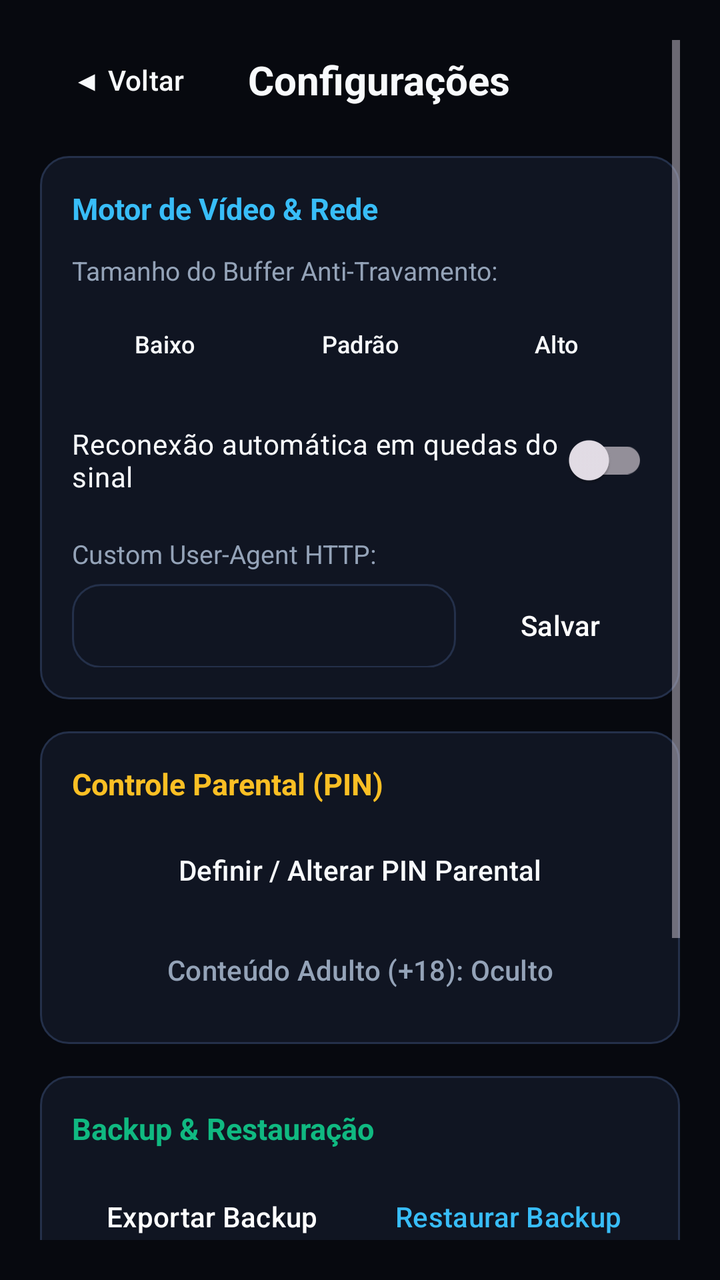
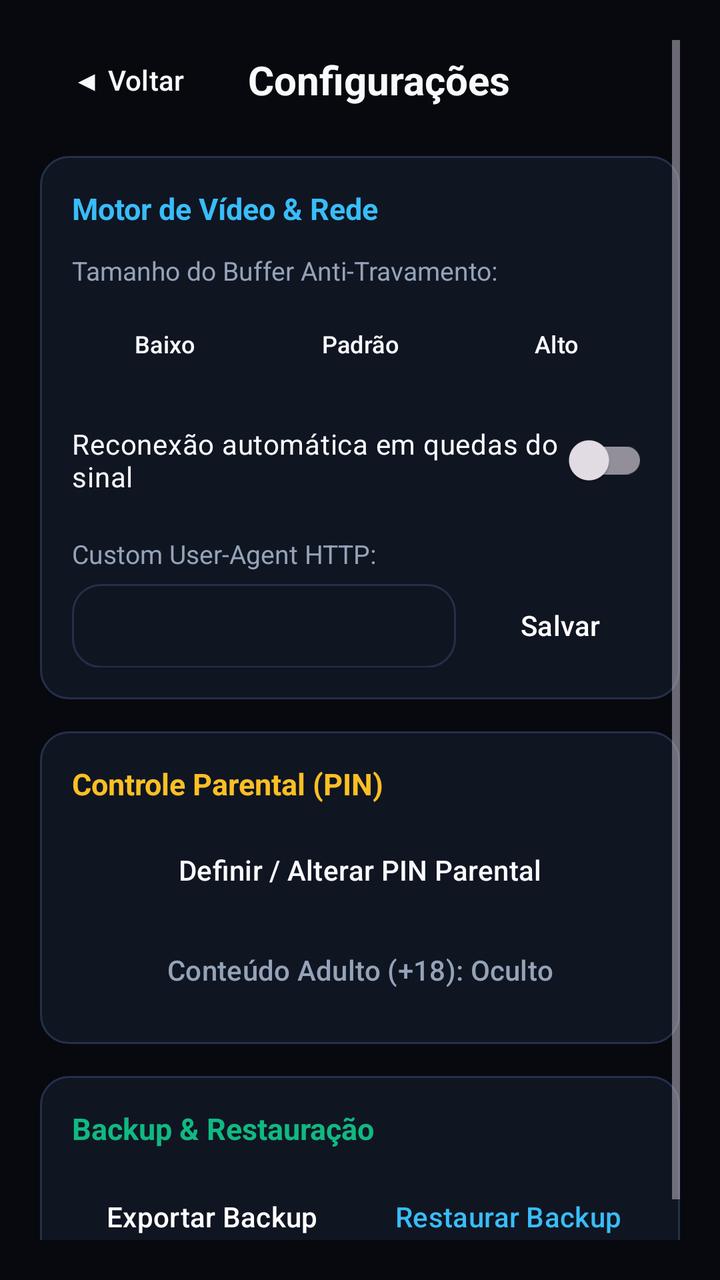

An Android layout rendered at two revisions. The XML below is the earlier revision; the diff shows what the commit changed to produce the second picture.
<!-- AndroidManifest.xml: application theme Theme.NovaTV -->
<!-- res/layout/activity_settings.xml -->
<?xml version="1.0" encoding="utf-8"?>
<ScrollView xmlns:android="http://schemas.android.com/apk/res/android"
    android:layout_width="match_parent"
    android:layout_height="match_parent"
    android:background="@color/bg_cinema"
    android:fitsSystemWindows="true"
    android:padding="20dp">

    <LinearLayout
        android:layout_width="match_parent"
        android:layout_height="wrap_content"
        android:orientation="vertical">

        
        <LinearLayout
            android:layout_width="match_parent"
            android:layout_height="wrap_content"
            android:gravity="center_vertical"
            android:orientation="horizontal"
            android:paddingBottom="18dp">

            <Button
                android:id="@+id/btn_back"
                style="@style/Widget.Material3.Button.TextButton"
                android:layout_width="wrap_content"
                android:layout_height="40dp"
                android:background="@drawable/selector_cinema_button"
                android:focusable="true"
                android:paddingHorizontal="14dp"
                android:text="◀ Voltar"
                android:textColor="@color/text_primary" />

            <TextView
                android:layout_width="wrap_content"
                android:layout_height="wrap_content"
                android:layout_marginStart="16dp"
                android:text="Configurações"
                android:textColor="@color/text_primary"
                android:textSize="20sp"
                android:textStyle="bold" />
        </LinearLayout>

        
        <LinearLayout
            android:layout_width="match_parent"
            android:layout_height="wrap_content"
            android:layout_marginBottom="16dp"
            android:background="@drawable/selector_cinema_card"
            android:orientation="vertical"
            android:padding="16dp">

            <TextView
                android:layout_width="wrap_content"
                android:layout_height="wrap_content"
                android:text="Motor de Vídeo &amp; Rede"
                android:textColor="@color/accent_cyan"
                android:textSize="15sp"
                android:textStyle="bold" />

            <TextView
                android:layout_width="wrap_content"
                android:layout_height="wrap_content"
                android:layout_marginTop="12dp"
                android:layout_marginBottom="8dp"
                android:text="Tamanho do Buffer Anti-Travamento:"
                android:textColor="@color/text_secondary"
                android:textSize="13sp" />

            <LinearLayout
                android:layout_width="match_parent"
                android:layout_height="wrap_content"
                android:orientation="horizontal">

                <Button
                    android:id="@+id/btn_buf_low"
                    style="@style/Widget.Material3.Button.TextButton"
                    android:layout_width="0dp"
                    android:layout_height="40dp"
                    android:layout_marginEnd="6dp"
                    android:layout_weight="1"
                    android:background="@drawable/selector_cinema_button"
                    android:focusable="true"
                    android:text="Baixo"
                    android:textColor="@color/text_primary"
                    android:textSize="12sp" />

                <Button
                    android:id="@+id/btn_buf_std"
                    style="@style/Widget.Material3.Button.TextButton"
                    android:layout_width="0dp"
                    android:layout_height="40dp"
                    android:layout_marginEnd="6dp"
                    android:layout_weight="1"
                    android:background="@drawable/selector_cinema_button"
                    android:focusable="true"
                    android:text="Padrão"
                    android:textColor="@color/text_primary"
                    android:textSize="12sp" />

                <Button
                    android:id="@+id/btn_buf_high"
                    style="@style/Widget.Material3.Button.TextButton"
                    android:layout_width="0dp"
                    android:layout_height="40dp"
                    android:layout_weight="1"
                    android:background="@drawable/selector_cinema_button"
                    android:focusable="true"
                    android:text="Alto"
                    android:textColor="@color/text_primary"
                    android:textSize="12sp" />
            </LinearLayout>

            <androidx.appcompat.widget.SwitchCompat
                android:id="@+id/switch_reconnect"
                android:layout_width="match_parent"
                android:layout_height="wrap_content"
                android:layout_marginTop="14dp"
                android:focusable="true"
                android:text="Reconexão automática em quedas do sinal"
                android:textColor="@color/text_primary"
                android:textSize="14sp" />

            <TextView
                android:layout_width="wrap_content"
                android:layout_height="wrap_content"
                android:layout_marginTop="14dp"
                android:layout_marginBottom="6dp"
                android:text="Custom User-Agent HTTP:"
                android:textColor="@color/text_secondary"
                android:textSize="13sp" />

            <LinearLayout
                android:layout_width="match_parent"
                android:layout_height="wrap_content"
                android:orientation="horizontal">

                <EditText
                    android:id="@+id/et_user_agent"
                    android:layout_width="0dp"
                    android:layout_height="42dp"
                    android:layout_marginEnd="8dp"
                    android:layout_weight="1"
                    android:background="@drawable/selector_cinema_card"
                    android:focusable="true"
                    android:inputType="text"
                    android:maxLines="1"
                    android:paddingHorizontal="12dp"
                    android:textColor="@color/text_primary"
                    android:textSize="13sp" />

                <Button
                    android:id="@+id/btn_save_ua"
                    style="@style/Widget.Material3.Button.TextButton"
                    android:layout_width="wrap_content"
                    android:layout_height="42dp"
                    android:background="@drawable/selector_cinema_button"
                    android:focusable="true"
                    android:paddingHorizontal="14dp"
                    android:text="Salvar"
                    android:textColor="#FFFFFF" />
            </LinearLayout>
        </LinearLayout>

        
        <LinearLayout
            android:layout_width="match_parent"
            android:layout_height="wrap_content"
            android:layout_marginBottom="16dp"
            android:background="@drawable/selector_cinema_card"
            android:orientation="vertical"
            android:padding="16dp">

            <TextView
                android:layout_width="wrap_content"
                android:layout_height="wrap_content"
                android:text="Controle Parental (PIN)"
                android:textColor="@color/accent_gold"
                android:textSize="15sp"
                android:textStyle="bold" />

            <Button
                android:id="@+id/btn_set_pin"
                style="@style/Widget.Material3.Button.TextButton"
                android:layout_width="match_parent"
                android:layout_height="42dp"
                android:layout_marginTop="12dp"
                android:background="@drawable/selector_cinema_button"
                android:focusable="true"
                android:text="Definir / Alterar PIN Parental"
                android:textColor="@color/text_primary" />

            <Button
                android:id="@+id/btn_toggle_adult"
                style="@style/Widget.Material3.Button.TextButton"
                android:layout_width="match_parent"
                android:layout_height="42dp"
                android:layout_marginTop="8dp"
                android:background="@drawable/selector_cinema_button"
                android:focusable="true"
                android:text="Conteúdo Adulto (+18): Oculto"
                android:textColor="@color/text_secondary" />
        </LinearLayout>

        
        <LinearLayout
            android:layout_width="match_parent"
            android:layout_height="wrap_content"
            android:layout_marginBottom="16dp"
            android:background="@drawable/selector_cinema_card"
            android:orientation="vertical"
            android:padding="16dp">

            <TextView
                android:layout_width="wrap_content"
                android:layout_height="wrap_content"
                android:text="Backup &amp; Restauração"
                android:textColor="@color/accent_emerald"
                android:textSize="15sp"
                android:textStyle="bold" />

            <LinearLayout
                android:layout_width="match_parent"
                android:layout_height="wrap_content"
                android:layout_marginTop="12dp"
                android:orientation="horizontal">

                <Button
                    android:id="@+id/btn_export_backup"
                    style="@style/Widget.Material3.Button.TextButton"
                    android:layout_width="0dp"
                    android:layout_height="44dp"
                    android:layout_marginEnd="8dp"
                    android:layout_weight="1"
                    android:background="@drawable/selector_cinema_button"
                    android:focusable="true"
                    android:text="Exportar Backup"
                    android:textColor="#FFFFFF" />

                <Button
                    android:id="@+id/btn_import_backup"
                    style="@style/Widget.Material3.Button.TextButton"
                    android:layout_width="0dp"
                    android:layout_height="44dp"
                    android:layout_weight="1"
                    android:background="@drawable/selector_cinema_button"
                    android:focusable="true"
                    android:text="Restaurar Backup"
                    android:textColor="@color/accent_cyan" />
            </LinearLayout>
        </LinearLayout>

        
        <LinearLayout
            android:layout_width="match_parent"
            android:layout_height="wrap_content"
            android:background="@drawable/selector_cinema_card"
            android:orientation="vertical"
            android:padding="16dp">

            <TextView
                android:layout_width="wrap_content"
                android:layout_height="wrap_content"
                android:text="📊 Painel de Controle &amp; Telemetria"
                android:textColor="@color/accent_cyan"
                android:textSize="15sp"
                android:textStyle="bold" />

            <TextView
                android:layout_width="wrap_content"
                android:layout_height="wrap_content"
                android:layout_marginTop="6dp"
                android:layout_marginBottom="8dp"
                android:text="URL do Firebase Realtime Database (para monitorar aparelhos online):"
                android:textColor="@color/text_secondary"
                android:textSize="12sp" />

            <LinearLayout
                android:layout_width="match_parent"
                android:layout_height="wrap_content"
                android:orientation="horizontal">

                <EditText
                    android:id="@+id/et_firebase_url"
                    android:layout_width="0dp"
                    android:layout_height="42dp"
                    android:layout_marginEnd="8dp"
                    android:layout_weight="1"
                    android:background="@drawable/selector_cinema_card"
                    android:focusable="true"
                    android:hint="https://seu-app-default-rtdb.firebaseio.com"
                    android:inputType="textUri"
                    android:maxLines="1"
                    android:paddingHorizontal="12dp"
                    android:textColor="@color/text_primary"
                    android:textColorHint="@color/text_muted"
                    android:textSize="12sp" />

                <Button
                    android:id="@+id/btn_save_firebase"
                    style="@style/Widget.Material3.Button.TextButton"
                    android:layout_width="wrap_content"
                    android:layout_height="42dp"
                    android:background="@drawable/selector_cinema_button"
                    android:focusable="true"
                    android:paddingHorizontal="14dp"
                    android:text="Salvar"
                    android:textColor="#FFFFFF" />
            </LinearLayout>

            <Button
                android:id="@+id/btn_open_control_panel"
                style="@style/Widget.Material3.Button.TextButton"
                android:layout_width="match_parent"
                android:layout_height="44dp"
                android:layout_marginTop="10dp"
                android:background="@drawable/selector_cinema_button"
                android:focusable="true"
                android:text="📊 Abrir Painel de Aparelhos Ativos"
                android:textColor="@color/accent_emerald" />
        </LinearLayout>

    </LinearLayout>
</ScrollView>
<!-- resources referenced by this layout -->
<resources>
  <color name="accent_cyan">#38BDF8</color>
  <color name="accent_emerald">#10B981</color>
  <color name="accent_gold">#FBBF24</color>
  <color name="bg_cinema">#07090F</color>
  <color name="text_muted">#64748B</color>
  <color name="text_primary">#F8FAFC</color>
  <color name="text_secondary">#94A3B8</color>
  <!-- drawable selector_cinema_button (drawable) -->
  <?xml version="1.0" encoding="utf-8"?>
  <selector xmlns:android="http://schemas.android.com/apk/res/android">
      <item android:state_focused="true">
          <shape android:shape="rectangle">
              <solid android:color="#2563EB" />
              <stroke android:width="2dp" android:color="#38BDF8" />
              <corners android:radius="12dp" />
          </shape>
      </item>
      <item android:state_selected="true">
          <shape android:shape="rectangle">
              <solid android:color="#1D4ED8" />
              <corners android:radius="12dp" />
          </shape>
      </item>
      <item android:state_pressed="true">
          <shape android:shape="rectangle">
              <solid android:color="#1E40AF" />
              <corners android:radius="12dp" />
          </shape>
      </item>
      <item>
          <shape android:shape="rectangle">
              <solid android:color="#182033" />
              <stroke android:width="1dp" android:color="#24304A" />
              <corners android:radius="12dp" />
          </shape>
      </item>
  </selector>
  <!-- drawable selector_cinema_card (drawable) -->
  <?xml version="1.0" encoding="utf-8"?>
  <selector xmlns:android="http://schemas.android.com/apk/res/android">
      <item android:state_focused="true">
          <shape android:shape="rectangle">
              <solid android:color="#1E293B" />
              <stroke android:width="3dp" android:color="#38BDF8" />
              <corners android:radius="14dp" />
          </shape>
      </item>
      <item android:state_pressed="true">
          <shape android:shape="rectangle">
              <solid android:color="#23304A" />
              <stroke android:width="2dp" android:color="#3B82F6" />
              <corners android:radius="14dp" />
          </shape>
      </item>
      <item>
          <shape android:shape="rectangle">
              <solid android:color="#101522" />
              <stroke android:width="1dp" android:color="#24304A" />
              <corners android:radius="14dp" />
          </shape>
      </item>
  </selector>
  <style name="Theme.NovaTV" parent="Theme.Material3.Dark.NoActionBar">
          <item name="colorPrimary">@color/accent_primary</item>
          <item name="colorSecondary">@color/accent_cyan</item>
          <item name="android:windowBackground">@color/bg_cinema</item>
          <item name="android:statusBarColor">@color/bg_cinema</item>
          <item name="android:navigationBarColor">@color/bg_cinema</item>
      </style>
  <color name="accent_primary">#3B82F6</color>
</resources>

<!-- the commit's change to res/layout/activity_settings.xml (unified diff, before → after) -->
@@ -249,75 +249,5 @@
             </LinearLayout>
         </LinearLayout>
 
-        
-        <LinearLayout
-            android:layout_width="match_parent"
-            android:layout_height="wrap_content"
-            android:background="@drawable/selector_cinema_card"
-            android:orientation="vertical"
-            android:padding="16dp">
-
-            <TextView
-                android:layout_width="wrap_content"
-                android:layout_height="wrap_content"
-                android:text="📊 Painel de Controle &amp; Telemetria"
-                android:textColor="@color/accent_cyan"
-                android:textSize="15sp"
-                android:textStyle="bold" />
-
-            <TextView
-                android:layout_width="wrap_content"
-                android:layout_height="wrap_content"
-                android:layout_marginTop="6dp"
-                android:layout_marginBottom="8dp"
-                android:text="URL do Firebase Realtime Database (para monitorar aparelhos online):"
-                android:textColor="@color/text_secondary"
-                android:textSize="12sp" />
-
-            <LinearLayout
-                android:layout_width="match_parent"
-                android:layout_height="wrap_content"
-                android:orientation="horizontal">
-
-                <EditText
-                    android:id="@+id/et_firebase_url"
-                    android:layout_width="0dp"
-                    android:layout_height="42dp"
-                    android:layout_marginEnd="8dp"
-                    android:layout_weight="1"
-                    android:background="@drawable/selector_cinema_card"
-                    android:focusable="true"
-                    android:hint="https://seu-app-default-rtdb.firebaseio.com"
-                    android:inputType="textUri"
-                    android:maxLines="1"
-                    android:paddingHorizontal="12dp"
-                    android:textColor="@color/text_primary"
-                    android:textColorHint="@color/text_muted"
-                    android:textSize="12sp" />
-
-                <Button
-                    android:id="@+id/btn_save_firebase"
-                    style="@style/Widget.Material3.Button.TextButton"
-                    android:layout_width="wrap_content"
-                    android:layout_height="42dp"
-                    android:background="@drawable/selector_cinema_button"
-                    android:focusable="true"
-                    android:paddingHorizontal="14dp"
-                    android:text="Salvar"
-                    android:textColor="#FFFFFF" />
-            </LinearLayout>
-
-            <Button
-                android:id="@+id/btn_open_control_panel"
-                style="@style/Widget.Material3.Button.TextButton"
-                android:layout_width="match_parent"
-                android:layout_height="44dp"
-                android:layout_marginTop="10dp"
-                android:background="@drawable/selector_cinema_button"
-                android:focusable="true"
-                android:text="📊 Abrir Painel de Aparelhos Ativos"
-                android:textColor="@color/accent_emerald" />
-        </LinearLayout>
-
     </LinearLayout>
 </ScrollView>
<!-- resource entries referenced after the edit -->
@@ -4,7 +4,6 @@
   <color name="accent_emerald">#10B981</color>
   <color name="accent_gold">#FBBF24</color>
   <color name="bg_cinema">#07090F</color>
-  <color name="text_muted">#64748B</color>
   <color name="text_primary">#F8FAFC</color>
   <color name="text_secondary">#94A3B8</color>
   <!-- drawable selector_cinema_button (drawable) -->
